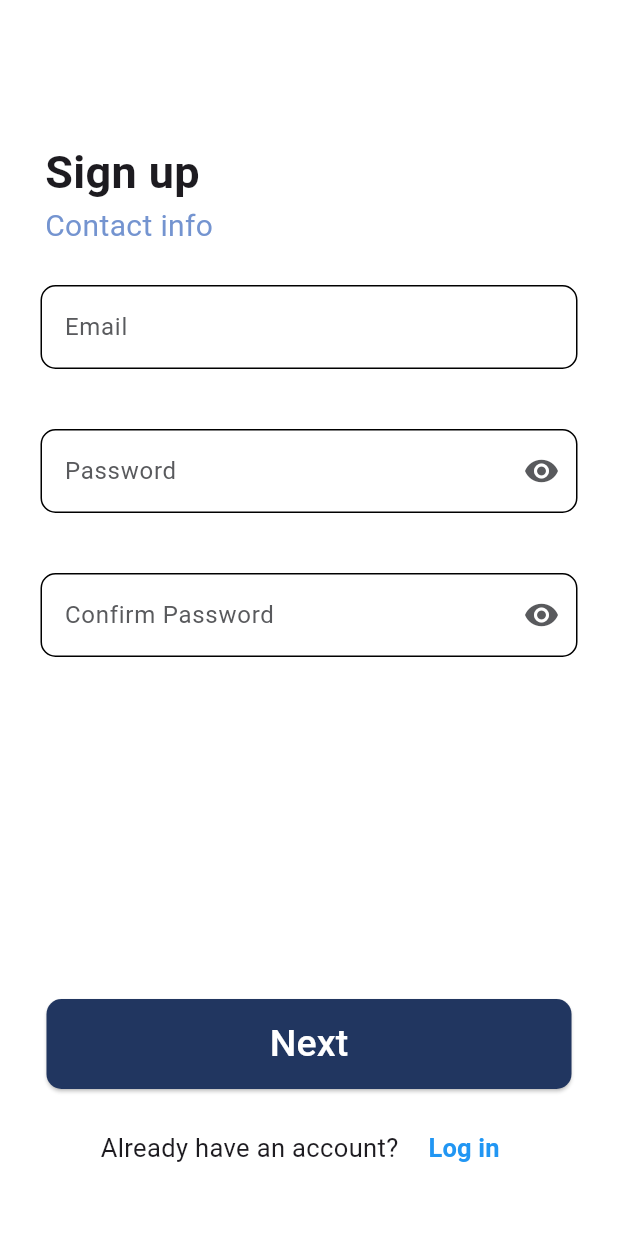
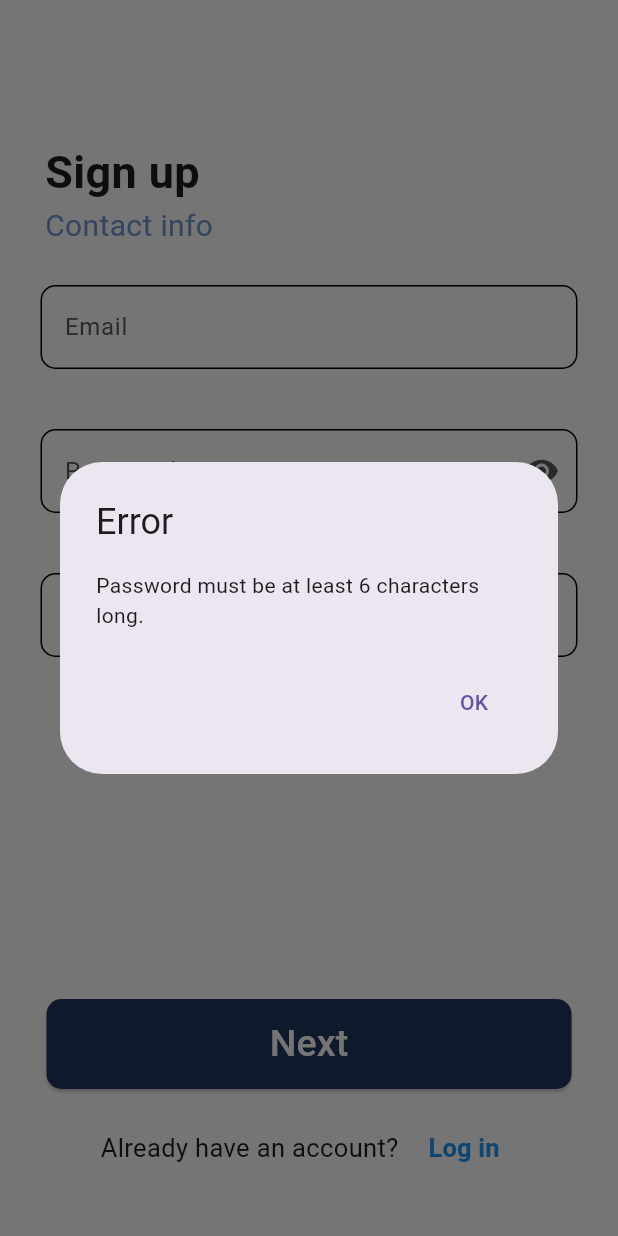
Before and after one commit to YashasHewage/TripWallet, a Flutter app: the Signupcon screen opened by its route, after a tap on "Next", on a phone screen of 412 x 824 dp. Run offline on Flutter 3.47's test engine with Material 3 defaults, Android fonts, the light colour scheme and no system bars; our stand-ins replace cloud_firestore, firebase_auth, firebase_core, fl_chart; missing offline and left inert: dart:ffi; accounts and stored records are empty.

Commit message:
password must be 6

```diff
--- a/app/lib/pages/signup_con_page.dart
+++ b/app/lib/pages/signup_con_page.dart
@@ -18,13 +18,58 @@ class _SignupconState extends State<Signupcon> {
     final emailController = TextEditingController();
     final passwordController = TextEditingController();
     final confirmPasswordController = TextEditingController();
+    Future<void> register() async {
+      // Check if passwords match
+      if (passwordController.text.trim() !=
+          confirmPasswordController.text.trim()) {
+        showDialog(
+          context: context,
+          builder: (BuildContext context) {
+            return AlertDialog(
+              title: Text("Error"),
+              content: Text("Passwords do not match."),
+              actions: [
+                TextButton(
+                  onPressed: () {
+                    Navigator.of(context).pop();
+                  },
+                  child: Text("OK"),
+                ),
+              ],
+            );
+          },
+        );
+        return;
+      }
 
-    Future<void> register() async {
+      // Check if password is at least 6 characters long
+      if (passwordController.text.trim().length < 6) {
+        showDialog(
+          context: context,
+          builder: (BuildContext context) {
+            return AlertDialog(
+              title: Text("Error"),
+              content: Text("Password must be at least 6 characters long."),
+              actions: [
+                TextButton(
+                  onPressed: () {
+                    Navigator.of(context).pop();
+                  },
+                  child: Text("OK"),
+                ),
+              ],
+            );
+          },
+        );
+        return;
+      }
+
       try {
-        UserCredential userCredential = await FirebaseAuth.instance
-            .createUserWithEmailAndPassword(
-                email: emailController.text.trim(),
-                password: passwordController.text.trim());
+        UserCredential userCredential =
+            await FirebaseAuth.instance.createUserWithEmailAndPassword(
+          email: emailController.text.trim(),
+          password: passwordController.text.trim(),
+        );
         String userId = userCredential.user!.uid;
         await FirebaseFirestore.instance.collection('users').doc(userId).set({
           'email': emailController.text,
```
